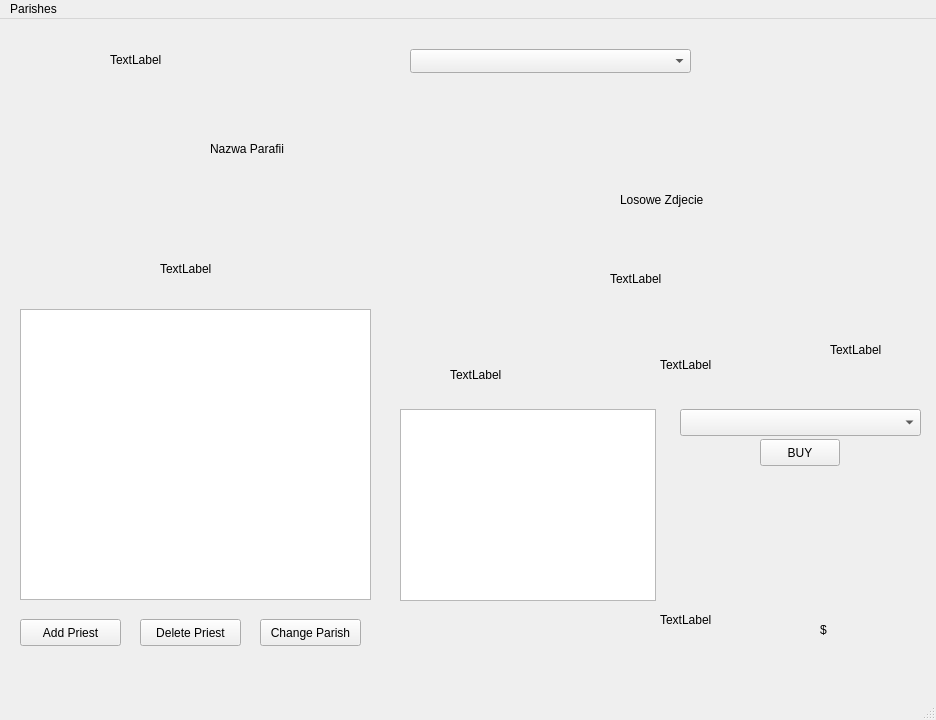
Qt form newwindow.ui (GrzemoTLM/Diocese-Management-QT-app) before a commit.
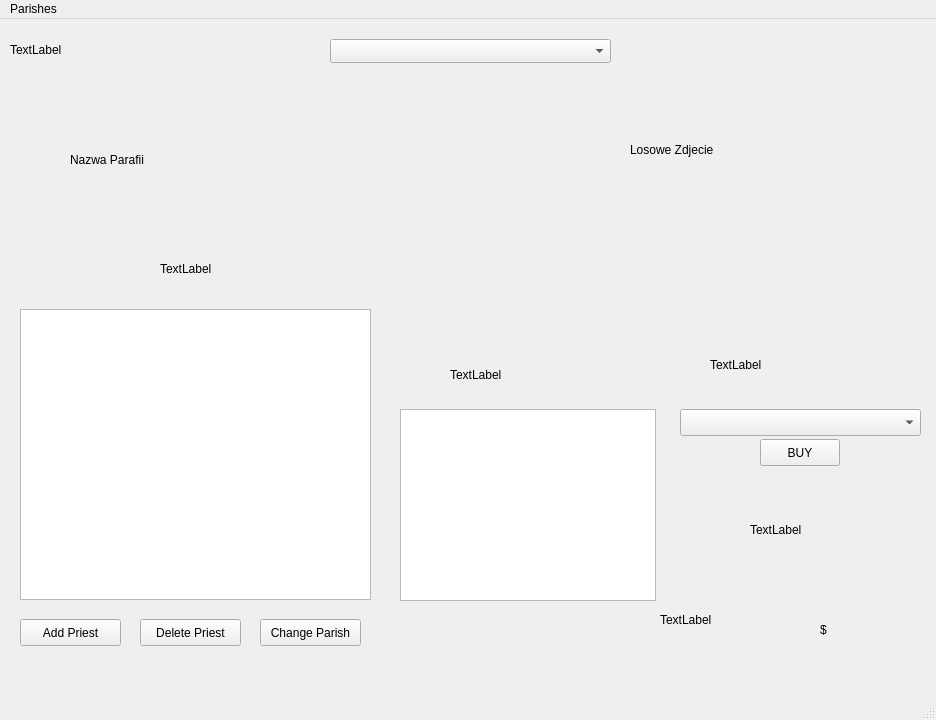
The same form after that commit.

The edit to the form file:
```diff
--- a/newwindow.ui
+++ b/newwindow.ui
@@ -17,8 +17,8 @@
    <widget class="QLabel" name="LabelComboBox">
     <property name="geometry">
      <rect>
-      <x>110</x>
-      <y>20</y>
+      <x>10</x>
+      <y>10</y>
       <width>251</width>
       <height>41</height>
      </rect>
@@ -102,10 +102,10 @@
    <widget class="QLabel" name="LabelParishName">
     <property name="geometry">
      <rect>
-      <x>210</x>
-      <y>120</y>
-      <width>141</width>
-      <height>19</height>
+      <x>70</x>
+      <y>80</y>
+      <width>461</width>
+      <height>121</height>
      </rect>
     </property>
     <property name="text">
@@ -128,8 +128,8 @@
    <widget class="QLabel" name="label">
     <property name="geometry">
      <rect>
-      <x>620</x>
-      <y>60</y>
+      <x>630</x>
+      <y>10</y>
       <width>291</width>
       <height>241</height>
      </rect>
@@ -154,7 +154,7 @@
    <widget class="QLabel" name="LabelShop">
     <property name="geometry">
      <rect>
-      <x>660</x>
+      <x>710</x>
       <y>320</y>
       <width>181</width>
       <height>51</height>
@@ -193,8 +193,8 @@
    <widget class="QLabel" name="LabelShopPic">
     <property name="geometry">
      <rect>
-      <x>830</x>
-      <y>280</y>
+      <x>750</x>
+      <y>460</y>
       <width>101</width>
       <height>101</height>
      </rect>
@@ -203,19 +203,6 @@
      <string>TextLabel</string>
     </property>
    </widget>
-   <widget class="QLabel" name="label_2">
-    <property name="geometry">
-     <rect>
-      <x>610</x>
-      <y>250</y>
-      <width>56</width>
-      <height>19</height>
-     </rect>
-    </property>
-    <property name="text">
-     <string>TextLabel</string>
-    </property>
-   </widget>
    <widget class="QComboBox" name="comboBoxShop">
     <property name="geometry">
      <rect>
@@ -229,8 +216,8 @@
    <widget class="QComboBox" name="comboBoxParish">
     <property name="geometry">
      <rect>
-      <x>410</x>
-      <y>30</y>
+      <x>330</x>
+      <y>20</y>
       <width>281</width>
       <height>24</height>
      </rect>
```
Left out of the diff: 2 changed lines with no effect on the pictures.
